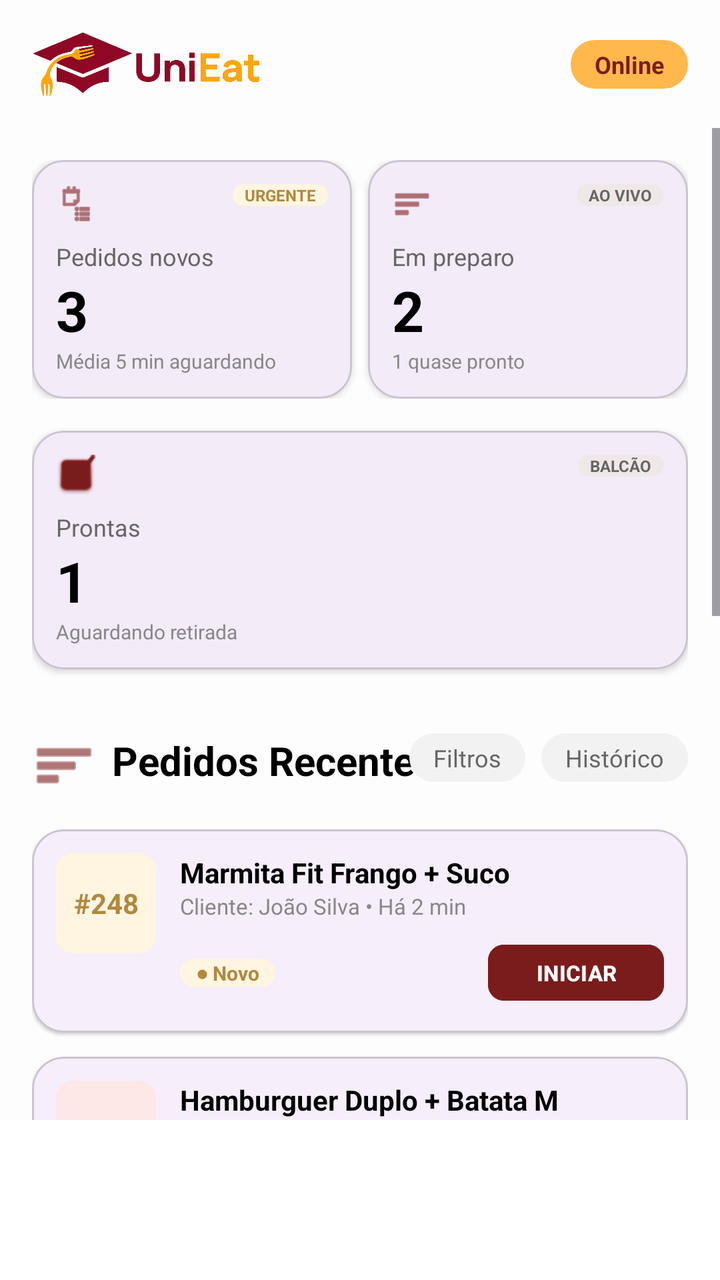
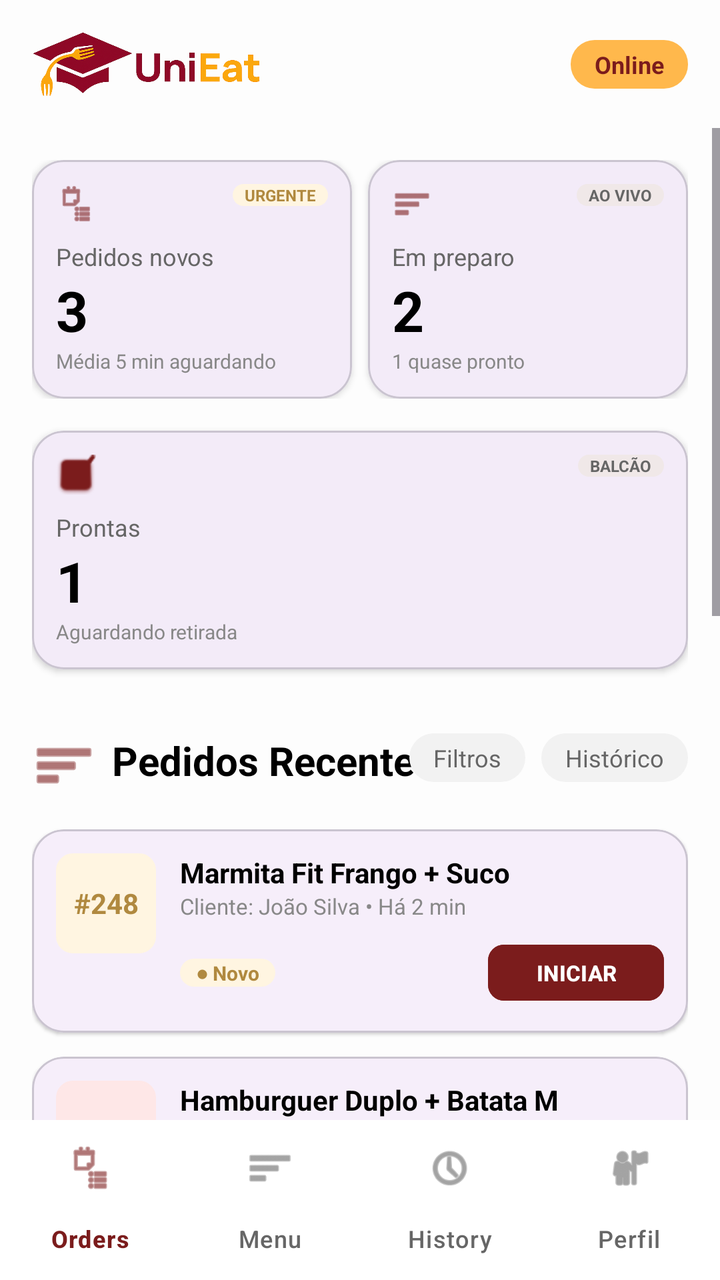

The first picture is an Android layout as it rendered before a commit; the second is the same layout after the commit. The layout source and the unified diff follow.
<!-- AndroidManifest.xml: application theme Theme.UniEat -->
<!-- res/layout/activity_kitchen_home.xml -->
<?xml version="1.0" encoding="utf-8"?>
<androidx.constraintlayout.widget.ConstraintLayout xmlns:android="http://schemas.android.com/apk/res/android"
    xmlns:app="http://schemas.android.com/apk/res-auto"
    xmlns:tools="http://schemas.android.com/tools"
    android:layout_width="match_parent"
    android:layout_height="match_parent"
    android:background="#FDFDFD">

    
    <androidx.constraintlayout.widget.ConstraintLayout
        android:id="@+id/topBar"
        android:layout_width="match_parent"
        android:layout_height="64dp"
        android:paddingHorizontal="16dp"
        app:layout_constraintTop_toTopOf="parent">

        <ImageView
            android:layout_width="wrap_content"
            android:layout_height="32dp"
            android:src="@drawable/logo_unieat"
            android:contentDescription="UniEat"
            android:adjustViewBounds="true"
            app:layout_constraintBottom_toBottomOf="parent"
            app:layout_constraintStart_toStartOf="parent"
            app:layout_constraintTop_toTopOf="parent" />

        <TextView
            android:layout_width="wrap_content"
            android:layout_height="wrap_content"
            android:background="@drawable/shape_badge_destaque"
            android:backgroundTint="#FFB84C"
            android:paddingHorizontal="12dp"
            android:paddingVertical="4dp"
            android:text="Online"
            android:textColor="#7B1C1C"
            android:textSize="12sp"
            android:textStyle="bold"
            app:layout_constraintBottom_toBottomOf="parent"
            app:layout_constraintEnd_toEndOf="parent"
            app:layout_constraintTop_toTopOf="parent" />
    </androidx.constraintlayout.widget.ConstraintLayout>

    <ScrollView
        android:layout_width="match_parent"
        android:layout_height="0dp"
        app:layout_constraintBottom_toTopOf="@+id/bottomNavigation"
        app:layout_constraintTop_toBottomOf="@id/topBar">

        <LinearLayout
            android:layout_width="match_parent"
            android:layout_height="wrap_content"
            android:orientation="vertical"
            android:padding="16dp">

            
            <LinearLayout
                android:layout_width="match_parent"
                android:layout_height="wrap_content"
                android:baselineAligned="false"
                android:orientation="horizontal">

                
                <com.google.android.material.card.MaterialCardView
                    android:layout_width="0dp"
                    android:layout_height="wrap_content"
                    android:layout_marginEnd="8dp"
                    android:layout_weight="1"
                    app:cardCornerRadius="16dp"
                    app:cardElevation="2dp">
                    <LinearLayout
                        android:layout_width="match_parent"
                        android:layout_height="wrap_content"
                        android:orientation="vertical"
                        android:padding="12dp">
                        <RelativeLayout
                            android:layout_width="match_parent"
                            android:layout_height="wrap_content">
                            <ImageView
                                android:layout_width="20dp"
                                android:layout_height="20dp"
                                android:src="@android:drawable/ic_menu_agenda"
                                app:tint="#7B1C1C" />
                            <TextView
                                android:layout_width="wrap_content"
                                android:layout_height="wrap_content"
                                android:layout_alignParentEnd="true"
                                android:background="@drawable/shape_badge_destaque"
                                android:backgroundTint="#FFF5E1"
                                android:paddingHorizontal="6dp"
                                android:text="URGENTE"
                                android:textColor="#B0893F"
                                android:textSize="8sp"
                                android:textStyle="bold" />
                        </RelativeLayout>
                        <TextView
                            android:layout_width="wrap_content"
                            android:layout_height="wrap_content"
                            android:layout_marginTop="8dp"
                            android:text="Pedidos novos"
                            android:textColor="#666666"
                            android:textSize="12sp" />
                        <TextView
                            android:layout_width="wrap_content"
                            android:layout_height="wrap_content"
                            android:text="3"
                            android:textColor="#000000"
                            android:textSize="28sp"
                            android:textStyle="bold" />
                        <TextView
                            android:layout_width="wrap_content"
                            android:layout_height="wrap_content"
                            android:text="Média 5 min aguardando"
                            android:textColor="#888888"
                            android:textSize="10sp" />
                    </LinearLayout>
                </com.google.android.material.card.MaterialCardView>

                
                <com.google.android.material.card.MaterialCardView
                    android:layout_width="0dp"
                    android:layout_height="wrap_content"
                    android:layout_weight="1"
                    app:cardCornerRadius="16dp"
                    app:cardElevation="2dp">
                    <LinearLayout
                        android:layout_width="match_parent"
                        android:layout_height="wrap_content"
                        android:orientation="vertical"
                        android:padding="12dp">
                         <RelativeLayout
                            android:layout_width="match_parent"
                            android:layout_height="wrap_content">
                            <ImageView
                                android:layout_width="20dp"
                                android:layout_height="20dp"
                                android:src="@android:drawable/ic_menu_sort_by_size"
                                app:tint="#7B1C1C" />
                            <TextView
                                android:layout_width="wrap_content"
                                android:layout_height="wrap_content"
                                android:layout_alignParentEnd="true"
                                android:background="@drawable/shape_badge_destaque"
                                android:backgroundTint="#F0E8E8"
                                android:paddingHorizontal="6dp"
                                android:text="AO VIVO"
                                android:textColor="#666666"
                                android:textSize="8sp"
                                android:textStyle="bold" />
                        </RelativeLayout>
                        <TextView
                            android:layout_width="wrap_content"
                            android:layout_height="wrap_content"
                            android:layout_marginTop="8dp"
                            android:text="Em preparo"
                            android:textColor="#666666"
                            android:textSize="12sp" />
                        <TextView
                            android:layout_width="wrap_content"
                            android:layout_height="wrap_content"
                            android:text="2"
                            android:textColor="#000000"
                            android:textSize="28sp"
                            android:textStyle="bold" />
                        <TextView
                            android:layout_width="wrap_content"
                            android:layout_height="wrap_content"
                            android:text="1 quase pronto"
                            android:textColor="#888888"
                            android:textSize="10sp" />
                    </LinearLayout>
                </com.google.android.material.card.MaterialCardView>
            </LinearLayout>

            
            <com.google.android.material.card.MaterialCardView
                android:layout_width="match_parent"
                android:layout_height="wrap_content"
                android:layout_marginTop="16dp"
                app:cardCornerRadius="16dp"
                app:cardElevation="2dp">
                <LinearLayout
                    android:layout_width="match_parent"
                    android:layout_height="wrap_content"
                    android:orientation="vertical"
                    android:padding="12dp">
                     <RelativeLayout
                        android:layout_width="match_parent"
                        android:layout_height="wrap_content">
                        <ImageView
                            android:layout_width="20dp"
                            android:layout_height="20dp"
                            android:src="@android:drawable/checkbox_on_background"
                            app:tint="#7B1C1C" />
                        <TextView
                            android:layout_width="wrap_content"
                            android:layout_height="wrap_content"
                            android:layout_alignParentEnd="true"
                            android:background="@drawable/shape_badge_destaque"
                            android:backgroundTint="#F0E8E8"
                            android:paddingHorizontal="6dp"
                            android:text="BALCÃO"
                            android:textColor="#666666"
                            android:textSize="8sp"
                            android:textStyle="bold" />
                    </RelativeLayout>
                    <TextView
                        android:layout_width="wrap_content"
                        android:layout_height="wrap_content"
                        android:layout_marginTop="8dp"
                        android:text="Prontas"
                        android:textColor="#666666"
                        android:textSize="12sp" />
                    <TextView
                        android:layout_width="wrap_content"
                        android:layout_height="wrap_content"
                        android:text="1"
                        android:textColor="#000000"
                        android:textSize="28sp"
                        android:textStyle="bold" />
                    <TextView
                        android:layout_width="wrap_content"
                        android:layout_height="wrap_content"
                        android:text="Aguardando retirada"
                        android:textColor="#888888"
                        android:textSize="10sp" />
                </LinearLayout>
            </com.google.android.material.card.MaterialCardView>

            
            <RelativeLayout
                android:layout_width="match_parent"
                android:layout_height="wrap_content"
                android:layout_marginTop="32dp"
                android:layout_marginBottom="16dp">
                <TextView
                    android:layout_width="wrap_content"
                    android:layout_height="wrap_content"
                    android:text="Pedidos Recentes"
                    android:textColor="#000000"
                    android:textSize="20sp"
                    android:textStyle="bold"
                    android:drawablePadding="8dp"
                    app:drawableStartCompat="@android:drawable/ic_menu_sort_by_size"
                    app:drawableTint="#7B1C1C" />
                <LinearLayout
                    android:layout_width="wrap_content"
                    android:layout_height="wrap_content"
                    android:layout_alignParentEnd="true"
                    android:orientation="horizontal">
                    <TextView
                        android:layout_width="wrap_content"
                        android:layout_height="wrap_content"
                        android:background="@drawable/shape_quantity_selector_bg"
                        android:paddingHorizontal="12dp"
                        android:paddingVertical="4dp"
                        android:text="Filtros"
                        android:textColor="#666666"
                        android:textSize="12sp" />
                    <TextView
                        android:layout_width="wrap_content"
                        android:layout_height="wrap_content"
                        android:layout_marginStart="8dp"
                        android:background="@drawable/shape_quantity_selector_bg"
                        android:paddingHorizontal="12dp"
                        android:paddingVertical="4dp"
                        android:text="Histórico"
                        android:textColor="#666666"
                        android:textSize="12sp" />
                </LinearLayout>
            </RelativeLayout>

            
            <com.google.android.material.card.MaterialCardView
                android:layout_width="match_parent"
                android:layout_height="wrap_content"
                android:layout_marginBottom="12dp"
                app:cardCornerRadius="16dp"
                app:cardElevation="1dp">
                <LinearLayout
                    android:layout_width="match_parent"
                    android:layout_height="wrap_content"
                    android:orientation="horizontal"
                    android:padding="12dp">
                    <TextView
                        android:layout_width="50dp"
                        android:layout_height="50dp"
                        android:background="@drawable/shape_toggle_bg"
                        android:backgroundTint="#FFF5E1"
                        android:gravity="center"
                        android:text="#248"
                        android:textColor="#B0893F"
                        android:textStyle="bold" />
                    <LinearLayout
                        android:layout_width="0dp"
                        android:layout_height="wrap_content"
                        android:layout_marginStart="12dp"
                        android:layout_weight="1"
                        android:orientation="vertical">
                        <TextView
                            android:layout_width="wrap_content"
                            android:layout_height="wrap_content"
                            android:text="Marmita Fit Frango + Suco"
                            android:textColor="#000000"
                            android:textStyle="bold" />
                        <TextView
                            android:layout_width="wrap_content"
                            android:layout_height="wrap_content"
                            android:text="Cliente: João Silva • Há 2 min"
                            android:textColor="#888888"
                            android:textSize="11sp" />
                        <LinearLayout
                            android:layout_width="match_parent"
                            android:layout_height="wrap_content"
                            android:layout_marginTop="8dp"
                            android:gravity="center_vertical"
                            android:orientation="horizontal">
                             <TextView
                                android:layout_width="wrap_content"
                                android:layout_height="wrap_content"
                                android:background="@drawable/shape_badge_destaque"
                                android:backgroundTint="#FFF5E1"
                                android:paddingHorizontal="8dp"
                                android:text="● Novo"
                                android:textColor="#B0893F"
                                android:textSize="10sp"
                                android:textStyle="bold" />
                             <View android:layout_width="0dp" android:layout_height="0dp" android:layout_weight="1" />
                             <com.google.android.material.button.MaterialButton
                                android:layout_width="wrap_content"
                                android:layout_height="36dp"
                                android:backgroundTint="#7B1C1C"
                                android:text="INICIAR"
                                android:textSize="11sp"
                                android:textStyle="bold"
                                app:cornerRadius="8dp" />
                        </LinearLayout>
                    </LinearLayout>
                </LinearLayout>
            </com.google.android.material.card.MaterialCardView>

             
            <com.google.android.material.card.MaterialCardView
                android:layout_width="match_parent"
                android:layout_height="wrap_content"
                android:layout_marginBottom="12dp"
                app:cardCornerRadius="16dp"
                app:cardElevation="1dp">
                <LinearLayout
                    android:layout_width="match_parent"
                    android:layout_height="wrap_content"
                    android:orientation="horizontal"
                    android:padding="12dp">
                    <TextView
                        android:layout_width="50dp"
                        android:layout_height="50dp"
                        android:background="@drawable/shape_toggle_bg"
                        android:backgroundTint="#FEE7E7"
                        android:gravity="center"
                        android:text="#247"
                        android:textColor="#7B1C1C"
                        android:textStyle="bold" />
                    <LinearLayout
                        android:layout_width="0dp"
                        android:layout_height="wrap_content"
                        android:layout_marginStart="12dp"
                        android:layout_weight="1"
                        android:orientation="vertical">
                        <TextView
                            android:layout_width="wrap_content"
                            android:layout_height="wrap_content"
                            android:text="Hamburguer Duplo + Batata M"
                            android:textColor="#000000"
                            android:textStyle="bold" />
                        <TextView
                            android:layout_width="wrap_content"
                            android:layout_height="wrap_content"
                            android:text="Cliente: Maria Clara • Há 8 min"
                            android:textColor="#888888"
                            android:textSize="11sp" />
                        <LinearLayout
                            android:layout_width="match_parent"
                            android:layout_height="wrap_content"
                            android:layout_marginTop="8dp"
                            android:gravity="center_vertical"
                            android:orientation="horizontal">
                             <TextView
                                android:layout_width="wrap_content"
                                android:layout_height="wrap_content"
                                android:background="@drawable/shape_badge_destaque"
                                android:backgroundTint="#FEE7E7"
                                android:paddingHorizontal="8dp"
                                android:text="● Em Preparo"
                                android:textColor="#7B1C1C"
                                android:textSize="10sp"
                                android:textStyle="bold" />
                             <View android:layout_width="0dp" android:layout_height="0dp" android:layout_weight="1" />
                             <com.google.android.material.button.MaterialButton
                                android:layout_width="wrap_content"
                                android:layout_height="36dp"
                                android:backgroundTint="#FFB84C"
                                android:text="CONCLUIR"
                                android:textColor="#7B1C1C"
                                android:textSize="11sp"
                                android:textStyle="bold"
                                app:cornerRadius="8dp" />
                        </LinearLayout>
                    </LinearLayout>
                </LinearLayout>
            </com.google.android.material.card.MaterialCardView>

            
            <com.google.android.material.card.MaterialCardView
                android:layout_width="match_parent"
                android:layout_height="140dp"
                android:layout_marginTop="16dp"
                app:cardCornerRadius="16dp"
                app:cardElevation="0dp">
                <FrameLayout
                    android:layout_width="match_parent"
                    android:layout_height="match_parent">
                    <ImageView
                        android:layout_width="match_parent"
                        android:layout_height="match_parent"
                        android:scaleType="centerCrop"
                        android:src="@drawable/shape_logo_placeholder"
                        android:alpha="0.8" />
                    <View
                        android:layout_width="match_parent"
                        android:layout_height="match_parent"
                        android:background="#40000000" />
                    <LinearLayout
                        android:layout_width="match_parent"
                        android:layout_height="wrap_content"
                        android:layout_gravity="bottom"
                        android:orientation="vertical"
                        android:padding="16dp">
                        <TextView
                            android:layout_width="wrap_content"
                            android:layout_height="wrap_content"
                            android:text="Estação de Preparo A"
                            android:textColor="#FFFFFF"
                            android:textSize="18sp"
                            android:textStyle="bold" />
                        <TextView
                            android:layout_width="wrap_content"
                            android:layout_height="wrap_content"
                            android:text="Capacidade atual: 85%"
                            android:textColor="#FFFFFF"
                            android:textSize="12sp" />
                    </LinearLayout>
                </FrameLayout>
            </com.google.android.material.card.MaterialCardView>

            
            <com.google.android.material.card.MaterialCardView
                android:layout_width="match_parent"
                android:layout_height="wrap_content"
                android:layout_marginTop="16dp"
                android:layout_marginBottom="32dp"
                app:cardBackgroundColor="#7B1C1C"
                app:cardCornerRadius="16dp"
                app:cardElevation="2dp">
                <LinearLayout
                    android:layout_width="match_parent"
                    android:layout_height="wrap_content"
                    android:orientation="vertical"
                    android:padding="20dp">
                    <TextView
                        android:layout_width="wrap_content"
                        android:layout_height="wrap_content"
                        android:text="Meta de Eficiência"
                        android:textColor="#FFFFFF"
                        android:textSize="22sp"
                        android:textStyle="bold" />
                    <ProgressBar
                        style="@style/Widget.AppCompat.ProgressBar.Horizontal"
                        android:layout_width="match_parent"
                        android:layout_height="8dp"
                        android:layout_marginTop="12dp"
                        android:progress="92"
                        android:progressTint="#FFB84C" />
                    <TextView
                        android:layout_width="wrap_content"
                        android:layout_height="wrap_content"
                        android:layout_marginTop="12dp"
                        android:text="92% dos pedidos entregues dentro do prazo hoje. Excelente trabalho!"
                        android:textColor="#FFFFFF"
                        android:textSize="14sp" />
                    <LinearLayout
                        android:layout_width="match_parent"
                        android:layout_height="wrap_content"
                        android:layout_marginTop="20dp"
                        android:orientation="horizontal">
                        <LinearLayout
                            android:layout_width="0dp"
                            android:layout_height="wrap_content"
                            android:layout_weight="1"
                            android:gravity="center"
                            android:orientation="vertical"
                            android:background="@drawable/shape_badge_destaque"
                            android:backgroundTint="#40000000"
                            android:padding="12dp"
                            android:layout_marginEnd="8dp">
                            <TextView
                                android:layout_width="wrap_content"
                                android:layout_height="wrap_content"
                                android:text="12 min"
                                android:textColor="#FFFFFF"
                                android:textStyle="bold" />
                            <TextView
                                android:layout_width="wrap_content"
                                android:layout_height="wrap_content"
                                android:text="TEMPO MÉDIO"
                                android:textColor="#CCCCCC"
                                android:textSize="8sp" />
                        </LinearLayout>
                        <LinearLayout
                            android:layout_width="0dp"
                            android:layout_height="wrap_content"
                            android:layout_weight="1"
                            android:gravity="center"
                            android:orientation="vertical"
                            android:background="@drawable/shape_badge_destaque"
                            android:backgroundTint="#40000000"
                            android:padding="12dp">
                            <TextView
                                android:layout_width="wrap_content"
                                android:layout_height="wrap_content"
                                android:text="142"
                                android:textColor="#FFFFFF"
                                android:textStyle="bold" />
                            <TextView
                                android:layout_width="wrap_content"
                                android:layout_height="wrap_content"
                                android:text="TOTAL HOJE"
                                android:textColor="#CCCCCC"
                                android:textSize="8sp" />
                        </LinearLayout>
                    </LinearLayout>
                </LinearLayout>
            </com.google.android.material.card.MaterialCardView>

        </LinearLayout>
    </ScrollView>

    <com.google.android.material.bottomnavigation.BottomNavigationView
        android:id="@+id/bottomNavigation"
        android:layout_width="match_parent"
        android:layout_height="80dp"
        android:background="#FFFFFF"
        app:itemIconTint="@drawable/nav_item_color"
        app:itemTextColor="@drawable/nav_item_color"
        app:labelVisibilityMode="labeled"
        app:layout_constraintBottom_toBottomOf="parent" />

</androidx.constraintlayout.widget.ConstraintLayout>
<!-- resources referenced by this layout -->
<resources>
  <!-- drawable logo_unieat: png bitmap (drawable, 134527 bytes) -->
  <!-- drawable nav_item_color (drawable) -->
  <?xml version="1.0" encoding="utf-8"?>
  <selector xmlns:android="http://schemas.android.com/apk/res/android">
      <item android:color="#7B1C1C" android:state_checked="true" />
      <item android:color="#666666" />
  </selector>
  <!-- drawable shape_badge_destaque (drawable) -->
  <?xml version="1.0" encoding="utf-8"?>
  <shape xmlns:android="http://schemas.android.com/apk/res/android">
      <solid android:color="#FFE8B1" />
      <corners android:radius="12dp" />
  </shape>
  <!-- drawable shape_logo_placeholder (drawable) -->
  <?xml version="1.0" encoding="utf-8"?>
  <shape xmlns:android="http://schemas.android.com/apk/res/android"
      android:shape="oval">
      <solid android:color="#F5EEEE" />
      <stroke
          android:width="1dp"
          android:color="#E0CCCC" />
  </shape>
  <!-- drawable shape_quantity_selector_bg (drawable) -->
  <?xml version="1.0" encoding="utf-8"?>
  <shape xmlns:android="http://schemas.android.com/apk/res/android">
      <solid android:color="#F2F2F2" />
      <corners android:radius="20dp" />
  </shape>
  <!-- drawable shape_toggle_bg (drawable) -->
  <?xml version="1.0" encoding="utf-8"?>
  <shape xmlns:android="http://schemas.android.com/apk/res/android"
      android:shape="rectangle">
      <solid android:color="#F0E8E8" />
      <stroke
          android:width="1dp"
          android:color="#D4BBBB" />
      <corners android:radius="8dp" />
  </shape>
  <style name="Theme.UniEat" parent="Base.Theme.UniEat" />
  <style name="Base.Theme.UniEat" parent="Theme.Material3.DayNight.NoActionBar">
      </style>
</resources>

<!-- the commit's change to res/layout/activity_kitchen_home.xml (unified diff, before → after) -->
@@ -550,7 +550,10 @@
         android:background="#FFFFFF"
         app:itemIconTint="@drawable/nav_item_color"
         app:itemTextColor="@drawable/nav_item_color"
+        app:itemActiveIndicatorStyle="@style/Widget.Material3.BottomNavigationView.ActiveIndicator"
+        app:itemRippleColor="@null"
         app:labelVisibilityMode="labeled"
+        app:menu="@menu/kitchen_nav_menu"
         app:layout_constraintBottom_toBottomOf="parent" />
 
 </androidx.constraintlayout.widget.ConstraintLayout>
